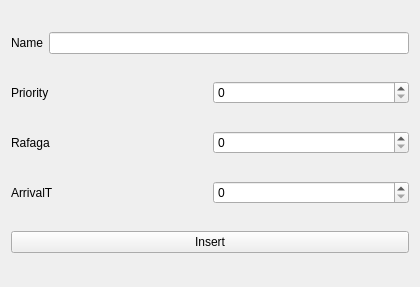
This is addwidget.ui in JaredVelasquez/TaskManager as Qt 5 draws it before an edit. The edited form follows.
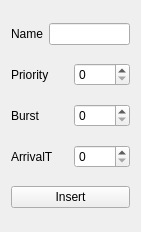
This is the edited form.

Patch:
```diff
--- a/addwidget.ui
+++ b/addwidget.ui
@@ -6,15 +6,15 @@
    <rect>
     <x>0</x>
     <y>0</y>
-    <width>420</width>
-    <height>287</height>
+    <width>141</width>
+    <height>232</height>
    </rect>
   </property>
   <property name="windowTitle">
    <string>Form</string>
   </property>
-  <layout class="QVBoxLayout" name="verticalLayout_2">
-   <item>
+  <layout class="QGridLayout" name="gridLayout">
+   <item row="0" column="0">
     <layout class="QHBoxLayout" name="horizontalLayout_4">
      <item>
       <widget class="QLabel" name="label">
@@ -28,7 +28,7 @@
      </item>
     </layout>
    </item>
-   <item>
+   <item row="1" column="0">
     <layout class="QHBoxLayout" name="horizontalLayout_3">
      <item>
       <widget class="QLabel" name="label_2">
@@ -42,21 +42,7 @@
      </item>
     </layout>
    </item>
-   <item>
-    <layout class="QHBoxLayout" name="horizontalLayout_2">
-     <item>
-      <widget class="QLabel" name="label_3">
-       <property name="text">
-        <string>Rafaga</string>
-       </property>
-      </widget>
-     </item>
-     <item>
-      <widget class="QSpinBox" name="CPU"/>
-     </item>
-    </layout>
-   </item>
-   <item>
+   <item row="3" column="0">
     <layout class="QHBoxLayout" name="horizontalLayout">
      <item>
       <widget class="QLabel" name="label_4">
@@ -70,7 +56,21 @@
      </item>
     </layout>
    </item>
-   <item>
+   <item row="2" column="0">
+    <layout class="QHBoxLayout" name="horizontalLayout_2">
+     <item>
+      <widget class="QLabel" name="label_3">
+       <property name="text">
+        <string>Burst</string>
+       </property>
+      </widget>
+     </item>
+     <item>
+      <widget class="QSpinBox" name="CPU"/>
+     </item>
+    </layout>
+   </item>
+   <item row="4" column="0">
     <layout class="QVBoxLayout" name="verticalLayout">
      <item>
       <widget class="QPushButton" name="pushButton">
```
